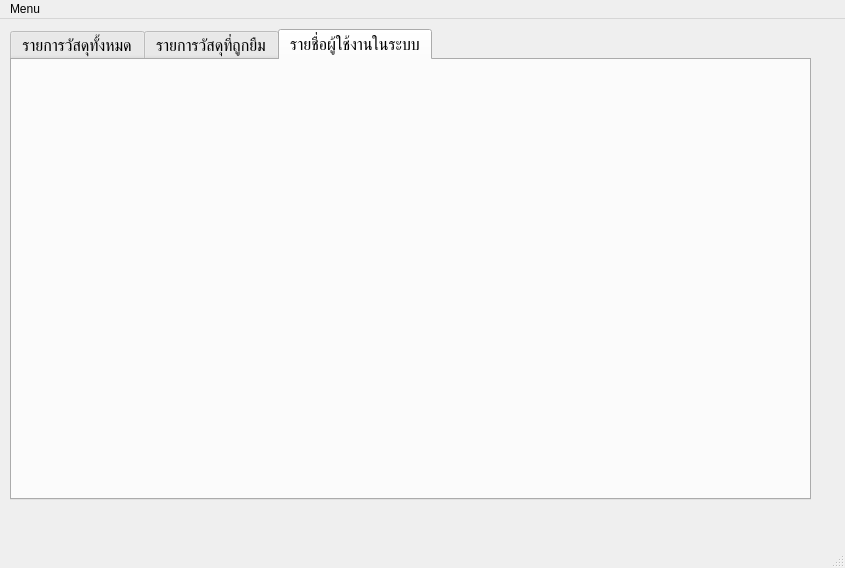
Above: UI/Main.ui from oatanurakch/POS_UI before the change. Below: the same form after it.
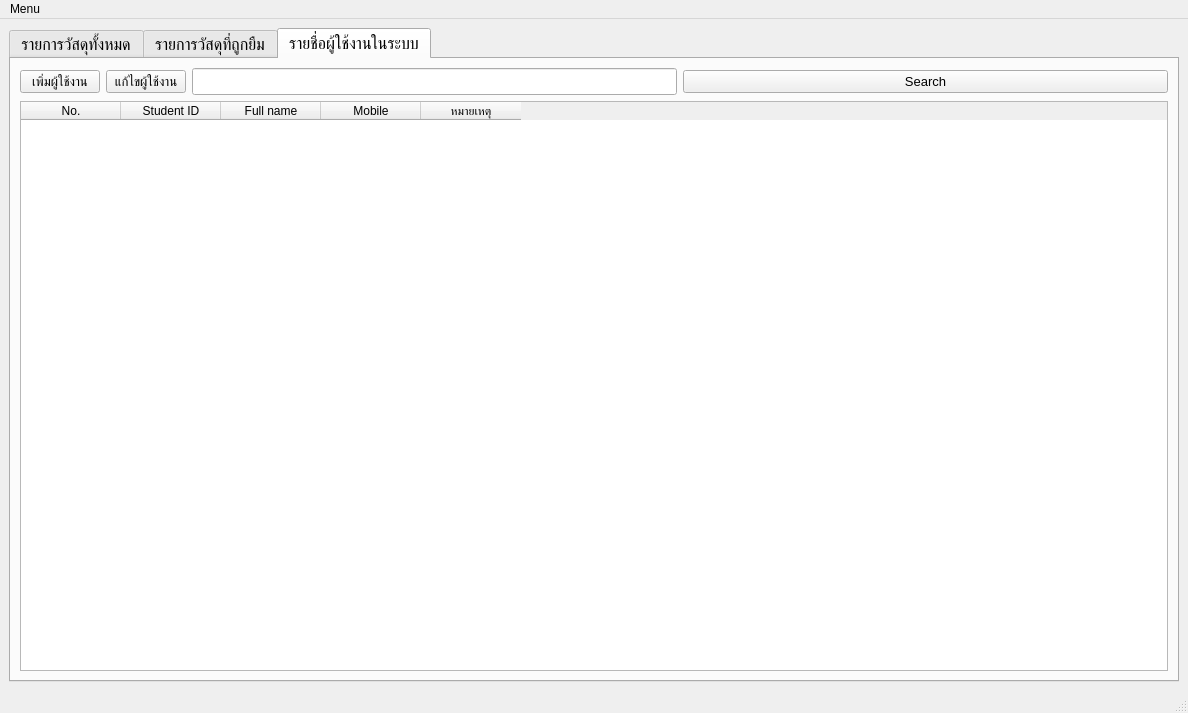
That is the form after the change. The open tabs and pages were chosen to show the change.

Commit message: add func: edit user, add user load data from db

```diff
--- a/UI/Main.ui
+++ b/UI/Main.ui
@@ -6,23 +6,17 @@
    <rect>
     <x>0</x>
     <y>0</y>
-    <width>845</width>
-    <height>568</height>
+    <width>1188</width>
+    <height>713</height>
    </rect>
   </property>
   <property name="windowTitle">
    <string>MainWindow</string>
   </property>
   <widget class="QWidget" name="centralwidget">
+   <layout class="QGridLayout" name="gridLayout">
+    <item row="0" column="0">
    <widget class="QTabWidget" name="tabWidget">
-    <property name="geometry">
-     <rect>
-      <x>10</x>
-      <y>10</y>
-      <width>801</width>
-      <height>471</height>
-     </rect>
-    </property>
     <property name="font">
      <font>
       <pointsize>12</pointsize>
@@ -45,15 +39,108 @@
      <attribute name="title">
       <string>รายชื่อผู้ใช้งานในระบบ</string>
      </attribute>
-    </widget>
-   </widget>
+       <layout class="QGridLayout" name="gridLayout_2">
+        <item row="0" column="0">
+         <widget class="QPushButton" name="addUser">
+          <property name="font">
+           <font>
+            <pointsize>10</pointsize>
+           </font>
+          </property>
+          <property name="text">
+           <string>เพิ่มผู้ใช้งาน</string>
+          </property>
+         </widget>
+        </item>
+        <item row="0" column="1">
+         <widget class="QPushButton" name="editUser">
+          <property name="font">
+           <font>
+            <pointsize>10</pointsize>
+           </font>
+          </property>
+          <property name="text">
+           <string>แก้ไขผู้ใช้งาน</string>
+          </property>
+         </widget>
+        </item>
+        <item row="0" column="2">
+         <widget class="QLineEdit" name="lineEdit"/>
+        </item>
+        <item row="0" column="3">
+         <widget class="QPushButton" name="pushButton">
+          <property name="sizePolicy">
+           <sizepolicy hsizetype="MinimumExpanding" vsizetype="Fixed">
+            <horstretch>0</horstretch>
+            <verstretch>0</verstretch>
+           </sizepolicy>
+          </property>
+          <property name="font">
+           <font>
+            <pointsize>10</pointsize>
+           </font>
+          </property>
+          <property name="text">
+           <string>Search</string>
+          </property>
+         </widget>
+        </item>
+        <item row="1" column="0" colspan="4">
+         <widget class="QTableWidget" name="tableListuser">
+          <property name="autoScroll">
+           <bool>true</bool>
+          </property>
+          <property name="autoScrollMargin">
+           <number>16</number>
+          </property>
+          <property name="sortingEnabled">
+           <bool>false</bool>
+          </property>
+          <attribute name="horizontalHeaderCascadingSectionResizes">
+           <bool>false</bool>
+          </attribute>
+          <attribute name="horizontalHeaderMinimumSectionSize">
+           <number>36</number>
+          </attribute>
+          <column>
+           <property name="text">
+            <string>No.</string>
+           </property>
+          </column>
+          <column>
+           <property name="text">
+            <string>Student ID</string>
+           </property>
+          </column>
+          <column>
+           <property name="text">
+            <string>Full name</string>
+           </property>
+          </column>
+          <column>
+           <property name="text">
+            <string>Mobile</string>
+           </property>
+          </column>
+          <column>
+           <property name="text">
+            <string>หมายเหตุ</string>
+           </property>
+          </column>
+         </widget>
+        </item>
+       </layout>
+      </widget>
+     </widget>
+    </item>
+   </layout>
   </widget>
   <widget class="QMenuBar" name="menubar">
    <property name="geometry">
     <rect>
      <x>0</x>
      <y>0</y>
-     <width>845</width>
+     <width>1188</width>
      <height>26</height>
     </rect>
    </property>
```
Left out of the diff: 41 changed lines with no effect on the pictures. Lines whose indentation alone changed are shown as unchanged. The commit also changes 14 other files.
